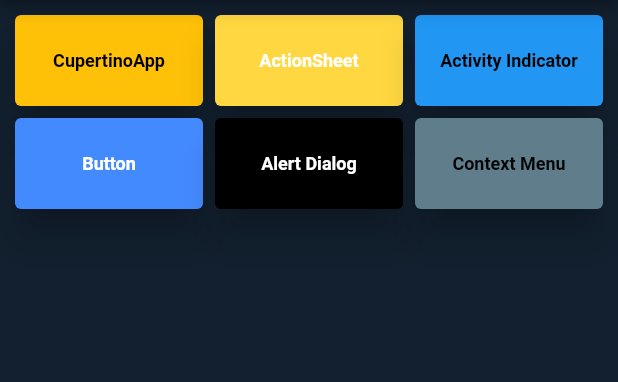
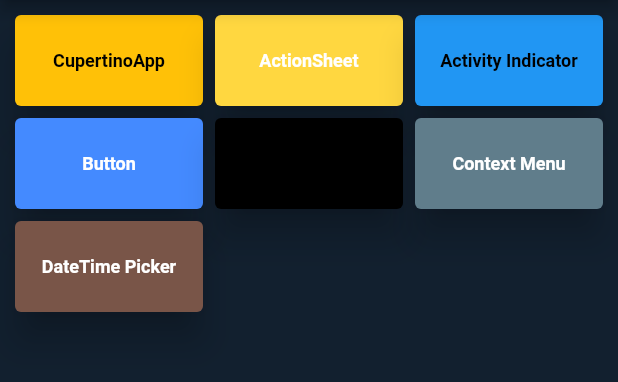
Before and after one commit to erdemgocen44/Flutter-Cupertino-Widget, a Flutter app: the screen it shows after launch, on a phone screen of 412 x 824 dp, the part 84-466 px from its top. Run offline on Flutter 3.47's test engine with Material 2 defaults, Android fonts, the phone set to English and light mode, and no system bars.

Commit message:
cupertino date picker start

```diff
--- a/lib/core/buttons.dart
+++ b/lib/core/buttons.dart
@@ -29,13 +29,19 @@ List<Widget> buttons = [
   CustomElevatedButton(
     yazi: 'Alert Dialog',
     primary: Colors.black,
-    onprimary: Colors.white,
+    onprimary: Colors.black,
     rota: '/alert',
   ),
   CustomElevatedButton(
     yazi: 'Context Menu',
     primary: Colors.blueGrey,
-    onprimary: Colors.black,
+    onprimary: Colors.white,
     rota: '/context',
   ),
+  CustomElevatedButton(
+    yazi: 'DateTime Picker',
+    primary: Colors.brown,
+    onprimary: Colors.white,
+    rota: '/date',
+  ),
 ];
--- a/lib/core/rotes.dart
+++ b/lib/core/rotes.dart
@@ -4,6 +4,7 @@ import 'package:flutter_cupertino_widgets/widgets/alert_dialog_home.dart';
 import 'package:flutter_cupertino_widgets/widgets/button_home.dart';
 import 'package:flutter_cupertino_widgets/widgets/context_menu_home.dart';
 import 'package:flutter_cupertino_widgets/widgets/cupertino_action_sheet_action_home.dart';
+import 'package:flutter_cupertino_widgets/widgets/date_picker_home.dart';
 import 'package:flutter_cupertino_widgets/widgets/starting_page.dart';
 
 var rotalar = <String, WidgetBuilder>{
@@ -13,4 +14,5 @@ var rotalar = <String, WidgetBuilder>{
   "/alert": (context) => const AlertDialogHome(),
   "/button": (context) => const ButtonHome(),
   "/context": (context) => const ContextMenuHome(),
+  "/date": (context) => const DatePickerHome(),
 };
```
